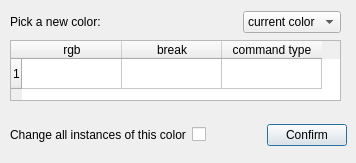
Above: BobRoss/colorChangeUI.ui from dongbu/painterRHIT before the change. Below: the same form after it.
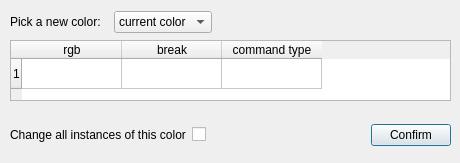
That is the form after the change.

The edit to the form file:
```diff
--- a/BobRoss/colorChangeUI.ui
+++ b/BobRoss/colorChangeUI.ui
@@ -6,7 +6,7 @@
    <rect>
     <x>0</x>
     <y>0</y>
-    <width>356</width>
+    <width>460</width>
     <height>163</height>
    </rect>
   </property>
@@ -18,7 +18,7 @@
     <rect>
      <x>10</x>
      <y>40</y>
-     <width>331</width>
+     <width>441</width>
      <height>61</height>
     </rect>
    </property>
@@ -48,7 +48,7 @@
     <rect>
      <x>10</x>
      <y>120</y>
-     <width>337</width>
+     <width>441</width>
      <height>30</height>
     </rect>
    </property>
@@ -94,7 +94,7 @@
     <rect>
      <x>10</x>
      <y>10</y>
-     <width>331</width>
+     <width>441</width>
      <height>24</height>
     </rect>
    </property>
@@ -102,23 +102,10 @@
     <item>
      <widget class="QLabel" name="ChangeAllLabel_2">
       <property name="text">
-       <string>Pick a new color:</string>
+       <string>Pick a new color:  </string>
       </property>
      </widget>
     </item>
-    <item>
-     <spacer name="horizontalSpacer_2">
-      <property name="orientation">
-       <enum>Qt::Horizontal</enum>
-      </property>
-      <property name="sizeHint" stdset="0">
-       <size>
-        <width>40</width>
-        <height>20</height>
-       </size>
-      </property>
-     </spacer>
-    </item>
     <item>
      <widget class="QComboBox" name="comboBox">
       <item>
@@ -163,6 +150,19 @@
       </item>
      </widget>
     </item>
+    <item>
+     <spacer name="horizontalSpacer_2">
+      <property name="orientation">
+       <enum>Qt::Horizontal</enum>
+      </property>
+      <property name="sizeHint" stdset="0">
+       <size>
+        <width>40</width>
+        <height>20</height>
+       </size>
+      </property>
+     </spacer>
+    </item>
    </layout>
   </widget>
  </widget>
```
